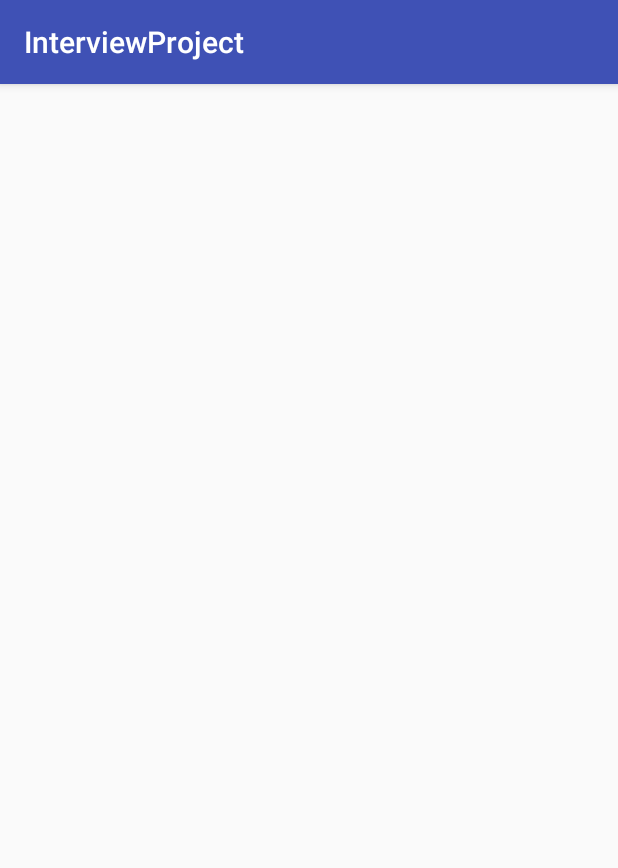
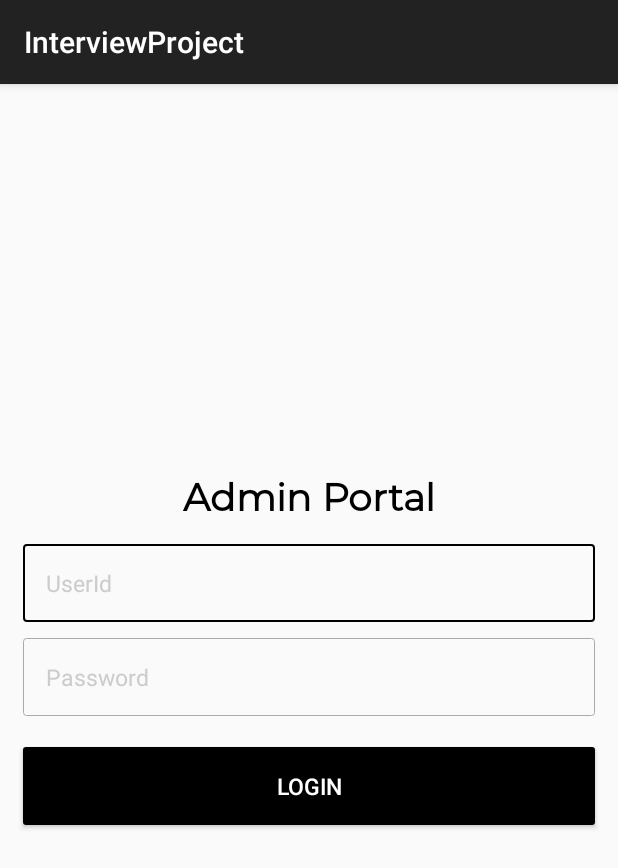
Before and after one commit to kajalDev7895/InterviewProject, an Android app: the screen it shows after launch (MainActivity before the commit, LoginActivity after it), on a phone screen of 412 x 824 dp. Shown: the top 868 px of the screen. Run offline under Robolectric (Android 15) with nearby library versions, the phone set to English and light mode, and no system bars.

Commit message:
implemented login module

```diff
--- a/app/src/main/AndroidManifest.xml
+++ b/app/src/main/AndroidManifest.xml
@@ -8,7 +8,6 @@
         android:label="@string/app_name"
         android:supportsRtl="true"
         android:theme="@style/AppTheme">
-
         <activity android:name=".MainActivity">
             <intent-filter>
                 <action android:name="android.intent.action.MAIN" />
@@ -16,6 +15,8 @@
                 <category android:name="android.intent.category.LAUNCHER" />
             </intent-filter>
         </activity>
+        <activity android:name=".view.LoginActivity" />
+        <activity android:name=".HomeActivity"></activity>
     </application>
 
 </manifest>
--- a/app/src/main/java/com/expaorbit/interviewproject/MainActivity.java
+++ b/app/src/main/java/com/expaorbit/interviewproject/MainActivity.java
@@ -1,13 +1,25 @@
 package com.expaorbit.interviewproject;
 
+import android.content.Intent;
 import android.support.v7.app.AppCompatActivity;
 import android.os.Bundle;
 
+import com.expaorbit.interviewproject.view.LoginActivity;
+
 public class MainActivity extends AppCompatActivity {
 
+    private boolean mIsLoggedIn = false;
     @Override
     protected void onCreate(Bundle savedInstanceState) {
         super.onCreate(savedInstanceState);
         setContentView(R.layout.activity_main);
+
+        if(!mIsLoggedIn)
+        {
+            Intent intent  = new Intent(this,LoginActivity.class);
+            startActivity(intent);
+            finish();
+
+        }
     }
 }
--- /dev/null
+++ b/app/src/main/java/com/expaorbit/interviewproject/MyTextView.java
@@ -0,0 +1,34 @@
+package com.expaorbit.interviewproject;
+
+import android.content.Context;
+import android.graphics.Typeface;
+import android.util.AttributeSet;
+import android.widget.TextView;
+
+
+public class MyTextView extends TextView {
+
+    public MyTextView(Context context, AttributeSet attrs, int defStyle) {
+        super(context, attrs, defStyle);
+        init();
+    }
+
+    public MyTextView(Context context, AttributeSet attrs) {
+        super(context, attrs);
+        init();
+    }
+
+    public MyTextView(Context context) {
+        super(context);
+        init();
+    }
+
+    public void init() {
+        Typeface tf = Typeface.createFromAsset(getContext().getAssets(), "fonts/montserrat_regular.otf");
+        setTypeface(tf,1);
+
+
+
+
+    }
+}
--- /dev/null
+++ b/app/src/main/java/com/expaorbit/interviewproject/presenter/ILoginPresenter.java
@@ -0,0 +1,12 @@
+package com.expaorbit.interviewproject.presenter;
+
+/**
+ * Created by kajal on 7/20/2020.
+ */
+
+public interface ILoginPresenter {
+
+    public void performLogin(String userID,String password);
+    public boolean verifyCredentials(String userId,String password);
+
+}
--- /dev/null
+++ b/app/src/main/java/com/expaorbit/interviewproject/presenter/LoginPresenter.java
@@ -0,0 +1,38 @@
+package com.expaorbit.interviewproject.presenter;
+
+import com.expaorbit.interviewproject.GlobalConstants;
+import com.expaorbit.interviewproject.model.AdminUser;
+import com.expaorbit.interviewproject.view.ILoginView;
+
+/**
+ * Created by kajal on 7/20/2020.
+ */
+
+public class LoginPresenter implements ILoginPresenter {
+
+    ILoginView iLoginView;
+    AdminUser adminUser;
+
+    public LoginPresenter(ILoginView loginView){
+        iLoginView=loginView;
+
+    }
+
+    @Override
+    public void performLogin(String userID,String password){
+            if(verifyCredentials(userID,password))
+                iLoginView.onLoginResult(GlobalConstants.LOGIN_RESULT_SUCCESSFUL);
+            else
+                iLoginView.onLoginResult(GlobalConstants.LOGIN_RESULT_INVALID_CREDENTIALS);
+
+    }
+
+    @Override
+    public boolean verifyCredentials(String userId, String password) {
+        if(userId.equals(GlobalConstants.ADMIN_USER_ID) && password.equals(GlobalConstants.ADMIN_PASSWORD))
+             return true;
+        return false;
+    }
+
+
+}
--- /dev/null
+++ b/app/src/main/java/com/expaorbit/interviewproject/view/ILoginView.java
@@ -0,0 +1,15 @@
+package com.expaorbit.interviewproject.view;
+
+import android.view.View;
+
+/**
+ * Created by kajal on 7/20/2020.
+ */
+
+public interface ILoginView extends View.OnClickListener{
+
+    public void onLoginResult(int resultCode);
+    public boolean isInputValid();
+    public void resetInputs();
+
+}
--- /dev/null
+++ b/app/src/main/java/com/expaorbit/interviewproject/view/LoginActivity.java
@@ -0,0 +1,90 @@
+package com.expaorbit.interviewproject.view;
+
+import android.content.Intent;
+import android.support.v7.app.AppCompatActivity;
+import android.os.Bundle;
+import android.view.View;
+import android.widget.Button;
+import android.widget.EditText;
+import android.widget.Toast;
+
+import com.expaorbit.interviewproject.GlobalConstants;
+import com.expaorbit.interviewproject.HomeActivity;
+import com.expaorbit.interviewproject.R;
+import com.expaorbit.interviewproject.presenter.LoginPresenter;
+
+public class LoginActivity extends AppCompatActivity implements ILoginView {
+
+    private Button mLoginBtn;
+    private LoginPresenter mLoginPresenter;
+    private EditText mUserIDEditText, mPasswordEditText;
+
+    @Override
+    protected void onCreate(Bundle savedInstanceState) {
+        super.onCreate(savedInstanceState);
+        setContentView(R.layout.activity_login);
+        initViews();
+        mLoginBtn.setOnClickListener(this);
+        mLoginPresenter = new LoginPresenter(this);
+
+    }
+
+    public void initViews() {
+        mLoginBtn = findViewById(R.id.btn_login);
+        mUserIDEditText = findViewById(R.id.edittext_user_id);
+        mPasswordEditText = findViewById(R.id.edittext_password);
+
+
+    }
+
+    @Override
+    public void onClick(View view) {
+        switch (view.getId()) {
+            case R.id.btn_login:
+                if(isInputValid())
+                    mLoginPresenter.performLogin(mUserIDEditText.getText().toString(), mPasswordEditText.getText().toString());
+                break;
+
+        }
+    }
+
+    @Override
+    public void onLoginResult(int resultCode) {
+
+        switch (resultCode)
+        {
+            case GlobalConstants.LOGIN_RESULT_SUCCESSFUL:
+                Intent intent=new Intent(LoginActivity.this,HomeActivity.class);
+                startActivity(intent);
+                finish();
+                break;
+            case GlobalConstants.LOGIN_RESULT_INVALID_CREDENTIALS:
+                Toast.makeText(this,getString(R.string.message_invalid_credentials),Toast.LENGTH_LONG).show();
+                resetInputs();
+                break;
+        }
+    }
+
+    @Override
+    public void resetInputs(){
+        mUserIDEditText.setText("");
+        mPasswordEditText.setText("");
+    }
+
+
+    @Override
+    public boolean isInputValid() {
+        if (mUserIDEditText.getText().toString().trim().isEmpty()) {
+            mUserIDEditText.setError("Please enter valid UserID");
+            mUserIDEditText.requestFocus();
+            return false;
+        }
+        else if (mPasswordEditText.getText().toString().isEmpty()) {
+            mPasswordEditText.setError("Please enter password");
+            mPasswordEditText.requestFocus();
+            return false;
+        }
+        return true;
+
+    }
+}
--- /dev/null
+++ b/app/src/main/res/drawable/btn_login.xml
@@ -0,0 +1,10 @@
+<?xml version="1.0" encoding="utf-8"?>
+<selector xmlns:android="http://schemas.android.com/apk/res/android">
+    <item
+        >
+        <shape android:shape="rectangle">
+            <corners android:radius="2dp"></corners>
+            <solid android:color="@color/colorMain"></solid>
+        </shape>
+    </item>
+</selector>
--- /dev/null
+++ b/app/src/main/res/drawable/edittext_login.xml
@@ -0,0 +1,18 @@
+<?xml version="1.0" encoding="utf-8"?>
+<selector xmlns:android="http://schemas.android.com/apk/res/android">
+    <item android:state_focused="true"
+        >
+        <shape android:shape="rectangle">
+            <stroke android:color="@color/colorMain" android:width="1dp"></stroke>
+            <corners android:radius="2dp"></corners>
+        </shape>
+    </item>
+    <item
+        >
+        <shape android:shape="rectangle">
+            <stroke android:color="#aaa" android:width="0.5dp"></stroke>
+            <corners android:radius="2dp"></corners>
+        </shape>
+    </item>
+
+</selector>
--- /dev/null
+++ b/app/src/main/res/layout/activity_login.xml
@@ -0,0 +1,66 @@
+<LinearLayout
+    xmlns:android="http://schemas.android.com/apk/res/android"
+    android:layout_width="match_parent"
+    android:layout_height="wrap_content"
+    android:orientation="vertical"
+    android:layout_gravity="center"
+    android:gravity="center"
+    >
+
+
+            <com.expaorbit.interviewproject.MyTextView
+                    android:layout_width="wrap_content"
+                    android:layout_height="wrap_content"
+                    android:layout_gravity="center"
+                    android:text="@string/label_login_form"
+                    android:textColor="@color/colorMain"
+                    android:textSize="25sp"
+                    android:layout_marginBottom="10dp"
+                    android:layout_centerInParent="true"
+                    />
+
+
+            <EditText
+                android:layout_marginLeft="15dp"
+                android:layout_marginRight="15dp"
+                android:layout_marginTop="5dp"
+                android:textSize="15sp"
+                android:textColorHint="@color/colorHintEditText"
+                android:layout_marginBottom="5dp"
+                android:layout_width="match_parent"
+                android:layout_height="wrap_content"
+                android:padding="15dp"
+                android:background="@drawable/edittext_login"
+                android:id="@+id/edittext_user_id"
+                android:hint="@string/hint_admn_id" />
+            <EditText
+                android:layout_marginLeft="15dp"
+                android:layout_marginRight="15dp"
+                android:textColorHint="@color/colorHintEditText"
+                android:layout_marginTop="5dp"
+                android:layout_marginBottom="5dp"
+                android:textSize="15sp"
+                android:layout_width="match_parent"
+                android:layout_height="wrap_content"
+                android:inputType="textPassword"
+                android:id="@+id/edittext_password"
+                android:padding="15dp"
+                android:background="@drawable/edittext_login"
+                android:hint="@string/hint_admn_password" />
+
+
+
+            <Button
+                android:layout_width="match_parent"
+                android:layout_height="wrap_content"
+                android:text="@string/label_login_btn"
+                android:textSize="15sp"
+                android:textColor="@color/colorLabelLoginBtn"
+                android:background="@drawable/btn_login"
+                android:padding="15dp"
+                android:layout_marginLeft="15dp"
+                android:layout_marginRight="15dp"
+                android:layout_marginTop="15dp"
+                android:layout_marginBottom="15dp"
+                android:id="@+id/btn_login"/>
+        </LinearLayout>
--- a/app/src/main/res/values/colors.xml
+++ b/app/src/main/res/values/colors.xml
@@ -1,6 +1,9 @@
 <?xml version="1.0" encoding="utf-8"?>
 <resources>
-    <color name="colorPrimary">#3F51B5</color>
-    <color name="colorPrimaryDark">#303F9F</color>
-    <color name="colorAccent">#FF4081</color>
+    <color name="colorPrimary">#222</color>
+    <color name="colorPrimaryDark">#000</color>
+    <color name="colorAccent">#000</color>
+    <color name="colorMain">#000</color>
+    <color name="colorHintEditText">#ccc</color>
+    <color name="colorLabelLoginBtn">#fff</color>
 </resources>
--- a/app/src/main/res/values/strings.xml
+++ b/app/src/main/res/values/strings.xml
@@ -1,3 +1,9 @@
 <resources>
     <string name="app_name">InterviewProject</string>
+    <string name="hint_admn_password">Password</string>
+    <string name="hint_admn_id">UserId</string>
+    <string name="label_login_form">Admin Portal</string>
+    <string name="label_login_btn">LOGIN</string>
+    <string name="message_invalid_credentials">Invalid Credentials</string>
+
 </resources>
--- a/app/src/main/res/values/styles.xml
+++ b/app/src/main/res/values/styles.xml
@@ -3,6 +3,7 @@
     <!-- Base application theme. -->
     <style name="AppTheme" parent="Theme.AppCompat.Light.DarkActionBar">
         <!-- Customize your theme here. -->
+        <item name="android:windowDisablePreview">true</item>
         <item name="colorPrimary">@color/colorPrimary</item>
         <item name="colorPrimaryDark">@color/colorPrimaryDark</item>
         <item name="colorAccent">@color/colorAccent</item>
```
Also changed, not shown: app/src/main/java/com/expaorbit/interviewproject/GlobalConstants.java (+8 -0 lines), app/src/main/java/com/expaorbit/interviewproject/HomeActivity.java (added, +13 -0 lines), app/src/main/java/com/expaorbit/interviewproject/model/AdminUser.java (added, +26 -0 lines), app/src/main/java/com/expaorbit/interviewproject/model/IUser.java (added, +11 -0 lines), app/src/main/res/layout/activity_home.xml (added, +13 -0 lines), app/src/main/assets/fonts/montserrat_regular.otf (added).
